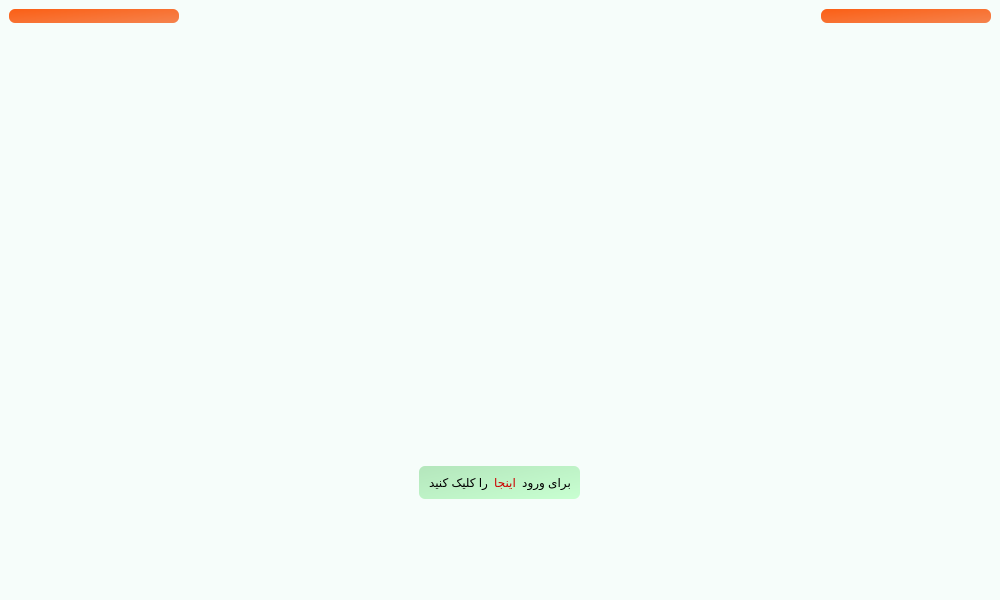
This is main.ui in Farazist/raspberrypi-app as Qt 5 draws it before an edit. The edited form follows.
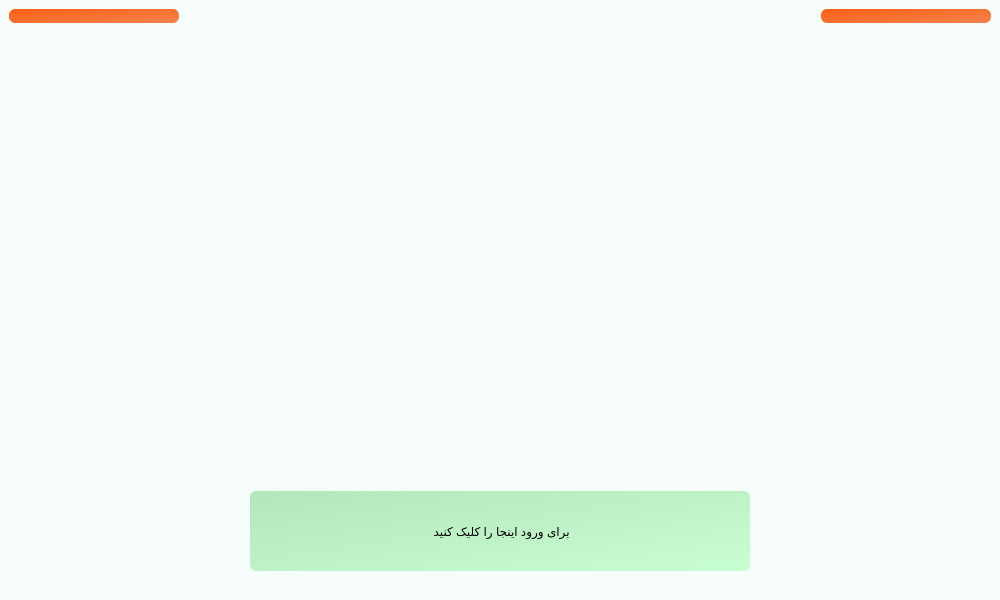
This is the edited form. The open tabs and pages were chosen to show the change. Icons and pictures are not drawn.

Diff of the .ui file:
```diff
--- a/main.ui
+++ b/main.ui
@@ -238,74 +238,31 @@
           </property>
          </widget>
         </item>
-        <item alignment="Qt::AlignHCenter|Qt::AlignVCenter">
-         <widget class="QFrame" name="frame">
+        <item alignment="Qt::AlignHCenter">
+         <widget class="QPushButton" name="btnHere">
+          <property name="minimumSize">
+           <size>
+            <width>500</width>
+            <height>80</height>
+           </size>
+          </property>
           <property name="maximumSize">
            <size>
             <width>500</width>
-            <height>16777215</height>
+            <height>80</height>
            </size>
           </property>
           <property name="styleSheet">
            <string notr="true">color: rgb(255, 255, 255);
 background: qlineargradient(x1:0, y1:0, x2:1, y2:1, stop:0 #b4e6bc, stop:1 #c8ffd1);
-border-radius: 6px;</string>
-          </property>
-          <property name="frameShape">
-           <enum>QFrame::StyledPanel</enum>
-          </property>
-          <property name="frameShadow">
-           <enum>QFrame::Raised</enum>
-          </property>
-          <layout class="QHBoxLayout" name="horizontalLayout_15">
-           <item>
-            <widget class="QLabel" name="label_14">
-             <property name="styleSheet">
-              <string notr="true">font: 22pt &quot;IRANSans&quot;;
-color: rgb(0, 0, 0);
-background-color: none;
-</string>
-             </property>
-             <property name="text">
-              <string>را کلیک کنید</string>
-             </property>
-            </widget>
-           </item>
-           <item>
-            <widget class="QPushButton" name="btnHere">
-             <property name="styleSheet">
-              <string notr="true">color: rgb(204, 0, 0);
-font: 24pt &quot;IRANSans&quot;;
-background-color: none;
-outline-style: none;</string>
-             </property>
-             <property name="text">
-              <string>اینجا</string>
-             </property>
-             <property name="autoDefault">
-              <bool>false</bool>
-             </property>
-             <property name="flat">
-              <bool>true</bool>
-             </property>
-            </widget>
-           </item>
-           <item>
-            <widget class="QLabel" name="label_13">
-             <property name="styleSheet">
-              <string notr="true">font: 22pt &quot;IRANSans&quot;;
-background-color: none;
+border-radius: 6px;
+outline-style: none;
+font: 22pt &quot;IRANSans&quot;;
 color: rgb(0, 0, 0);</string>
-             </property>
-             <property name="text">
-              <string>برای ورود</string>
-             </property>
-             <property name="alignment">
-              <set>Qt::AlignCenter</set>
-             </property>
-            </widget>
-           </item>
-          </layout>
+          </property>
+          <property name="text">
+           <string> برای ورود اینجا را کلیک کنید</string>
+          </property>
          </widget>
         </item>
        </layout>
```
Left out of the diff: 19 changed lines with no effect on the pictures.
